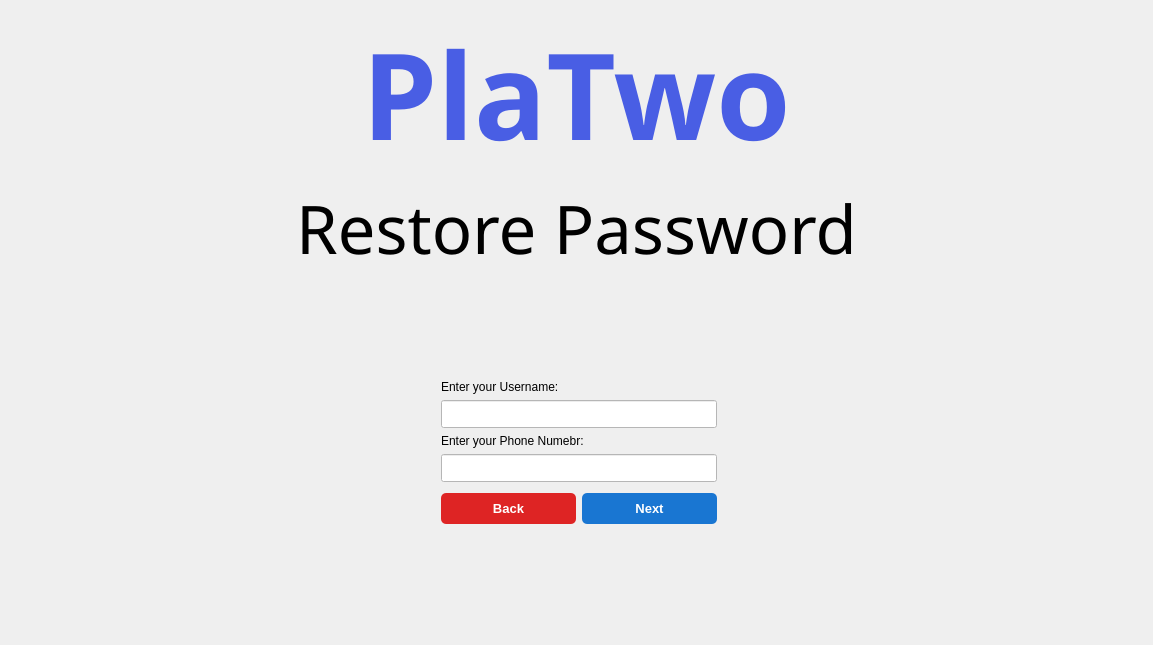
The window that UI/Auth/ForgotPassword/forgot_password.ui (PlaTwo-project/PlaTwo) describes before a commit, drawn with Qt 5.
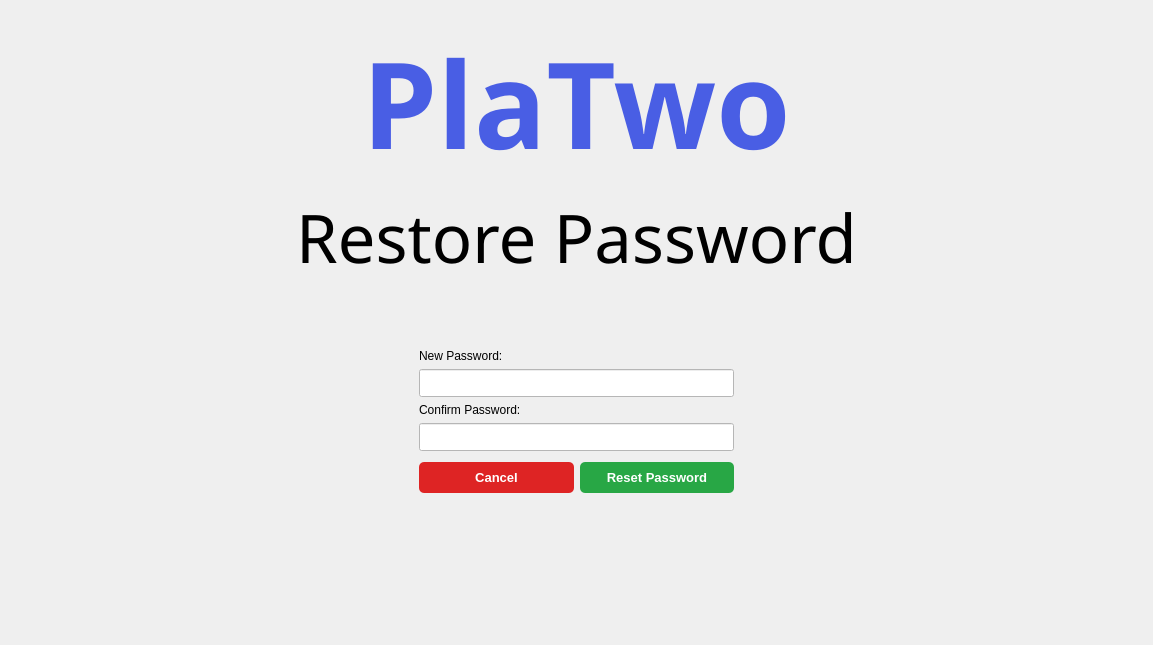
The same window after the commit. The open tabs and pages were chosen to show the change.

Commit message: merge forgot password pages

Diff of the .ui file:
```diff
--- a/UI/Auth/ForgotPassword/forgot_password.ui
+++ b/UI/Auth/ForgotPassword/forgot_password.ui
@@ -31,22 +31,51 @@
 }
 </string>
   </property>
-  <layout class="QGridLayout" name="gridLayout">
-   <item row="1" column="0" alignment="Qt::AlignmentFlag::AlignHCenter|Qt::AlignmentFlag::AlignTop">
-    <widget class="QLabel" name="label_2">
-     <property name="font">
-      <font>
-       <family>Orbitron SemiBold</family>
-       <pointsize>50</pointsize>
-      </font>
+  <layout class="QGridLayout" name="gridLayout_5">
+   <item row="0" column="0">
+    <widget class="QStackedWidget" name="stackedWidget">
+     <property name="sizePolicy">
+      <sizepolicy hsizetype="Expanding" vsizetype="Expanding">
+       <horstretch>0</horstretch>
+       <verstretch>0</verstretch>
+      </sizepolicy>
      </property>
-     <property name="text">
-      <string>Restore Password</string>
-     </property>
-    </widget>
-   </item>
-   <item row="3" column="0">
-    <layout class="QGridLayout" name="gridLayout_2">
+     <widget class="QWidget" name="page__verify">
+      <layout class="QGridLayout" name="gridLayout_4">
+       <item row="6" column="1">
+        <spacer name="verticalSpacer_2">
+         <property name="orientation">
+          <enum>Qt::Orientation::Vertical</enum>
+         </property>
+         <property name="sizeType">
+          <enum>QSizePolicy::Policy::MinimumExpanding</enum>
+         </property>
+         <property name="sizeHint" stdset="0">
+          <size>
+           <width>20</width>
+           <height>20</height>
+          </size>
+         </property>
+        </spacer>
+       </item>
+       <item row="4" column="1">
+        <spacer name="verticalSpacer">
+         <property name="orientation">
+          <enum>Qt::Orientation::Vertical</enum>
+         </property>
+         <property name="sizeType">
+          <enum>QSizePolicy::Policy::Fixed</enum>
+         </property>
+         <property name="sizeHint" stdset="0">
+          <size>
+           <width>20</width>
+           <height>60</height>
+          </size>
+         </property>
+        </spacer>
+       </item>
+       <item row="5" column="1">
+        <layout class="QGridLayout" name="gridLayout_3">
      <property name="leftMargin">
       <number>430</number>
      </property>
@@ -60,7 +89,7 @@
       <number>20</number>
      </property>
      <item row="1" column="0">
-      <layout class="QHBoxLayout" name="horizontalLayout">
+          <layout class="QHBoxLayout" name="horizontalLayout_2">
        <property name="topMargin">
         <number>5</number>
        </property>
@@ -157,119 +186,27 @@
        </item>
       </layout>
      </item>
-     <item row="0" column="0">
-      <layout class="QVBoxLayout" name="verticalLayout">
-       <property name="sizeConstraint">
-        <enum>QLayout::SizeConstraint::SetFixedSize</enum>
-       </property>
-       <property name="leftMargin">
-        <number>0</number>
-       </property>
-       <property name="topMargin">
-        <number>0</number>
-       </property>
-       <property name="bottomMargin">
-        <number>0</number>
-       </property>
-       <item alignment="Qt::AlignmentFlag::AlignBottom">
-        <widget class="QLabel" name="label_username">
-         <property name="text">
-          <string>Enter your Username:</string>
-         </property>
-        </widget>
+        </layout>
        </item>
-       <item alignment="Qt::AlignmentFlag::AlignTop">
-        <widget class="QLineEdit" name="lineEdit_username">
-         <property name="sizePolicy">
-          <sizepolicy hsizetype="Expanding" vsizetype="Fixed">
-           <horstretch>0</horstretch>
-           <verstretch>20</verstretch>
-          </sizepolicy>
+       <item row="2" column="1" alignment="Qt::AlignmentFlag::AlignHCenter|Qt::AlignmentFlag::AlignTop">
+        <widget class="QLabel" name="label_2">
+         <property name="font">
+          <font>
+           <family>Orbitron SemiBold</family>
+           <pointsize>50</pointsize>
+          </font>
          </property>
-         <property name="minimumSize">
-          <size>
-           <width>110</width>
-           <height>28</height>
-          </size>
-         </property>
-         <property name="maximumSize">
-          <size>
-           <width>350</width>
-           <height>16777215</height>
-          </size>
-         </property>
-         <property name="styleSheet">
-          <string notr="true">QLineEdit {
-    background-color: White;
-    color: black;
-}
-</string>
-         </property>
-        </widget>
-       </item>
-       <item alignment="Qt::AlignmentFlag::AlignBottom">
-        <widget class="QLabel" name="label_3">
          <property name="text">
-          <string>Enter your Phone Numebr:</string>
+          <string>Restore Password</string>
          </property>
         </widget>
        </item>
-       <item alignment="Qt::AlignmentFlag::AlignTop">
-        <widget class="QLineEdit" name="lineEdit_phonenumber">
-         <property name="sizePolicy">
-          <sizepolicy hsizetype="Expanding" vsizetype="Fixed">
-           <horstretch>0</horstretch>
-           <verstretch>50</verstretch>
-          </sizepolicy>
-         </property>
-         <property name="minimumSize">
-          <size>
-           <width>110</width>
-           <height>28</height>
-          </size>
-         </property>
-         <property name="maximumSize">
-          <size>
-           <width>350</width>
-           <height>16777215</height>
-          </size>
-         </property>
-         <property name="styleSheet">
-          <string notr="true">QLineEdit {
-    background-color: White;
-    color: black;
-}
-</string>
-         </property>
-        </widget>
-       </item>
-      </layout>
-     </item>
-    </layout>
-   </item>
-   <item row="2" column="0">
-    <spacer name="verticalSpacer">
-     <property name="orientation">
-      <enum>Qt::Orientation::Vertical</enum>
-     </property>
-     <property name="sizeType">
-      <enum>QSizePolicy::Policy::Fixed</enum>
-     </property>
-     <property name="sizeHint" stdset="0">
-      <size>
-       <width>20</width>
-       <height>60</height>
-      </size>
-     </property>
-    </spacer>
-   </item>
-   <item row="0" column="0" alignment="Qt::AlignmentFlag::AlignHCenter|Qt::AlignmentFlag::AlignTop">
-    <widget class="QLabel" name="label">
+       <item row="1" column="1" alignment="Qt::AlignmentFlag::AlignHCenter|Qt::AlignmentFlag::AlignTop">
+        <widget class="QLabel" name="label_1">
      <property name="font">
       <font>
        <family>Orbitron</family>
        <pointsize>90</pointsize>
-       <italic>false</italic>
        <bold>true</bold>
       </font>
      </property>
@@ -281,8 +218,12 @@
      </property>
     </widget>
    </item>
-   <item row="4" column="0">
-    <spacer name="verticalSpacer_2">
+      </layout>
+     </widget>
+     <widget class="QWidget" name="page_reset">
+      <layout class="QGridLayout" name="gridLayout">
+       <item row="6" column="1">
+        <spacer name="verticalSpacer_3">
      <property name="orientation">
       <enum>Qt::Orientation::Vertical</enum>
      </property>
@@ -296,6 +237,250 @@
       </size>
      </property>
     </spacer>
+       </item>
+       <item row="0" column="0" colspan="3" alignment="Qt::AlignmentFlag::AlignHCenter">
+        <widget class="QLabel" name="label_1_2">
+         <property name="font">
+          <font>
+           <family>Orbitron</family>
+           <pointsize>90</pointsize>
+           <italic>false</italic>
+           <bold>true</bold>
+          </font>
+         </property>
+         <property name="styleSheet">
+          <string notr="true">color: #495ee4;</string>
+         </property>
+         <property name="text">
+          <string>PlaTwo</string>
+         </property>
+        </widget>
+       </item>
+       <item row="5" column="0" colspan="3">
+        <layout class="QHBoxLayout" name="horizontalLayout_3">
+         <item>
+          <layout class="QHBoxLayout" name="horizontalLayout_4">
+           <property name="leftMargin">
+            <number>399</number>
+           </property>
+           <property name="topMargin">
+            <number>5</number>
+           </property>
+           <property name="rightMargin">
+            <number>399</number>
+           </property>
+           <property name="bottomMargin">
+            <number>50</number>
+           </property>
+           <item>
+            <widget class="QPushButton" name="pushButton_cancel">
+             <property name="minimumSize">
+              <size>
+               <width>120</width>
+               <height>0</height>
+              </size>
+             </property>
+             <property name="maximumSize">
+              <size>
+               <width>700</width>
+               <height>16777215</height>
+              </size>
+             </property>
+             <property name="font">
+              <font>
+               <pointsize>10</pointsize>
+               <bold>true</bold>
+              </font>
+             </property>
+             <property name="styleSheet">
+              <string notr="true">QPushButton {
+    background-color: #DE2424;
+    color: white;
+    border: none;
+    border-radius: 5px;
+    padding: 8px 16px;
+    font-weight: bold;
+}
+
+QPushButton:hover {
+    background-color: #C42B1C;
+}
+
+QPushButton:pressed {
+    background-color: #B02719; 
+}
+</string>
+             </property>
+             <property name="text">
+              <string>Cancel</string>
+             </property>
+            </widget>
+           </item>
+           <item>
+            <widget class="QPushButton" name="pushButton_reset">
+             <property name="minimumSize">
+              <size>
+               <width>120</width>
+               <height>0</height>
+              </size>
+             </property>
+             <property name="maximumSize">
+              <size>
+               <width>700</width>
+               <height>16777215</height>
+              </size>
+             </property>
+             <property name="font">
+              <font>
+               <pointsize>10</pointsize>
+               <bold>true</bold>
+              </font>
+             </property>
+             <property name="styleSheet">
+              <string notr="true">QPushButton {
+    background-color: #28a745;
+    color: white;
+    border: none;
+    border-radius: 5px;
+    padding: 8px 16px;
+    font-weight: bold;
+}
+
+QPushButton:hover {
+    background-color: #218838;
+}
+
+QPushButton:pressed {
+    background-color: #1e7e34; 
+}
+</string>
+             </property>
+             <property name="text">
+              <string>Reset Password</string>
+             </property>
+            </widget>
+           </item>
+          </layout>
+         </item>
+        </layout>
+       </item>
+       <item row="3" column="0" rowspan="2" colspan="3">
+        <layout class="QVBoxLayout" name="verticalLayout_3">
+         <property name="leftMargin">
+          <number>399</number>
+         </property>
+         <property name="rightMargin">
+          <number>399</number>
+         </property>
+         <item alignment="Qt::AlignmentFlag::AlignTop">
+          <widget class="QLabel" name="label_6">
+           <property name="text">
+            <string>New Password:</string>
+           </property>
+          </widget>
+         </item>
+         <item alignment="Qt::AlignmentFlag::AlignTop">
+          <widget class="QLineEdit" name="lineEdit_password">
+           <property name="sizePolicy">
+            <sizepolicy hsizetype="Expanding" vsizetype="Fixed">
+             <horstretch>0</horstretch>
+             <verstretch>20</verstretch>
+            </sizepolicy>
+           </property>
+           <property name="minimumSize">
+            <size>
+             <width>0</width>
+             <height>28</height>
+            </size>
+           </property>
+           <property name="maximumSize">
+            <size>
+             <width>400</width>
+             <height>16777215</height>
+            </size>
+           </property>
+           <property name="styleSheet">
+            <string notr="true">QLineEdit {
+    background-color: White;
+    color: black;
+}
+</string>
+           </property>
+           <property name="placeholderText">
+            <string/>
+           </property>
+          </widget>
+         </item>
+         <item alignment="Qt::AlignmentFlag::AlignTop">
+          <widget class="QLabel" name="label_7">
+           <property name="text">
+            <string>Confirm Password:</string>
+           </property>
+          </widget>
+         </item>
+         <item alignment="Qt::AlignmentFlag::AlignTop">
+          <widget class="QLineEdit" name="lineEdit_new_password">
+           <property name="sizePolicy">
+            <sizepolicy hsizetype="Expanding" vsizetype="Fixed">
+             <horstretch>0</horstretch>
+             <verstretch>50</verstretch>
+            </sizepolicy>
+           </property>
+           <property name="minimumSize">
+            <size>
+             <width>0</width>
+             <height>28</height>
+            </size>
+           </property>
+           <property name="maximumSize">
+            <size>
+             <width>400</width>
+             <height>16777215</height>
+            </size>
+           </property>
+           <property name="styleSheet">
+            <string notr="true">QLineEdit {
+    background-color: White;
+    color: black;
+}
+</string>
+           </property>
+          </widget>
+         </item>
+        </layout>
+       </item>
+       <item row="1" column="0" colspan="3" alignment="Qt::AlignmentFlag::AlignHCenter">
+        <widget class="QLabel" name="label_2_2">
+         <property name="font">
+          <font>
+           <family>Orbitron SemiBold</family>
+           <pointsize>50</pointsize>
+          </font>
+         </property>
+         <property name="text">
+          <string>Restore Password</string>
+         </property>
+        </widget>
+       </item>
+       <item row="2" column="1">
+        <spacer name="verticalSpacer_4">
+         <property name="orientation">
+          <enum>Qt::Orientation::Vertical</enum>
+         </property>
+         <property name="sizeType">
+          <enum>QSizePolicy::Policy::Fixed</enum>
+         </property>
+         <property name="sizeHint" stdset="0">
+          <size>
+           <width>20</width>
+           <height>60</height>
+          </size>
+         </property>
+        </spacer>
+       </item>
+      </layout>
+     </widget>
+    </widget>
    </item>
   </layout>
  </widget>
```
Left out of the diff: 92 changed lines with no effect on the pictures. Lines whose indentation alone changed are shown as unchanged. The commit also changes 10 other files.
